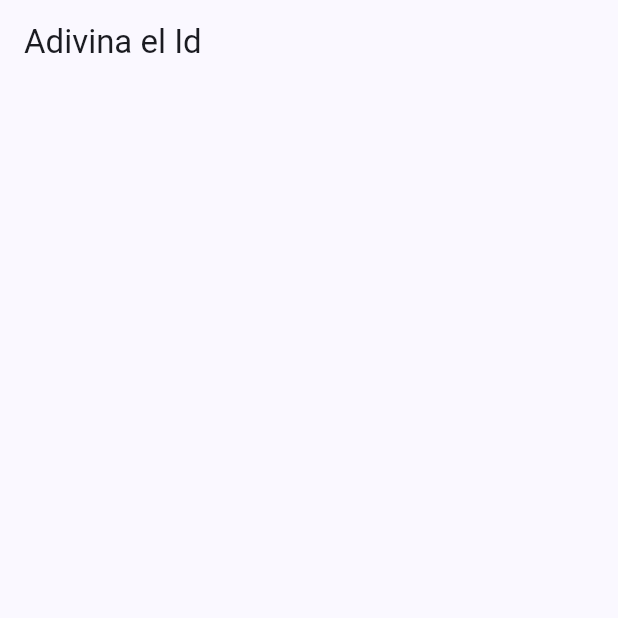
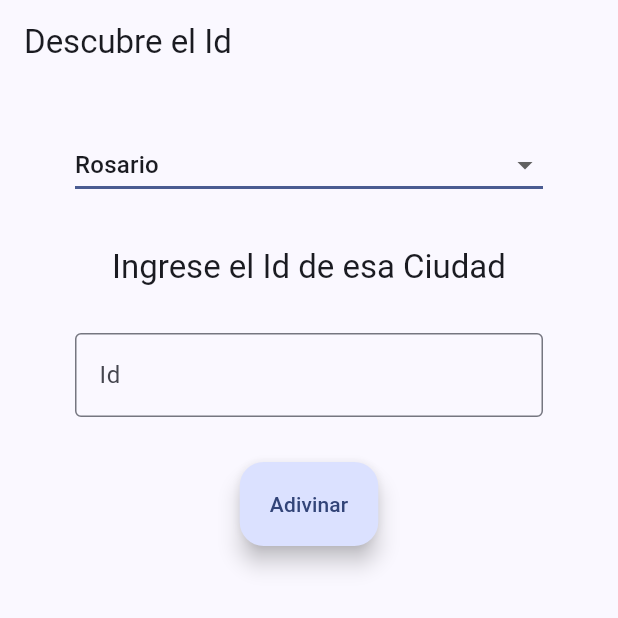
Before and after one commit to Bureau536/guess_id, a Flutter app: the screen it shows after launch, on a phone screen of 412 x 824 dp, the top half of it. Run offline on Flutter 3.47's test engine with Material 3 defaults, Android fonts, the phone set to English and light mode, and no system bars; our stand-ins replace equatable, flutter_bloc, go_router.

Commit message:
Consigna 1

```diff
--- /dev/null
+++ b/devtools_options.yaml
@@ -0,0 +1,3 @@
+description: This file stores settings for Dart & Flutter DevTools.
+documentation: https://docs.flutter.dev/tools/devtools/extensions#configure-extension-enablement-states
+extensions:
--- a/lib/config/router/app_router.dart
+++ b/lib/config/router/app_router.dart
@@ -6,4 +6,8 @@ final appRouter = GoRouter(routes: [
     path: '/',
     builder: (context, state) => const HomeScreen(),
   ),
+  GoRoute(
+    path: '/success',
+    builder: (context, state) => const SuccessScreen(),
+  ),
 ]);
--- /dev/null
+++ b/lib/data/ciudades.dart
@@ -0,0 +1,11 @@
+import 'package:guess_id/models/cities.dart';
+
+const cities = [
+  City(name: 'Rosario', id: 873),
+  City(name: 'Buenos Aires', id: 1954),
+  City(name: 'Tokyo', id: 123),
+  City(name: 'Nueva York', id: 5421),
+  City(name: 'San Pablo', id: 12),
+  City(name: 'Los Angeles', id: 5),
+  City(name: 'Santiago', id: 28),
+];
--- a/lib/main.dart
+++ b/lib/main.dart
@@ -1,6 +1,8 @@
 import 'package:flutter/material.dart';
+import 'package:flutter_bloc/flutter_bloc.dart';
 import 'package:guess_id/config/router/app_router.dart';
 import 'package:guess_id/config/theme/app_theme.dart';
+import 'package:guess_id/presentation/blocs/guess/guess_bloc.dart';
 
 void main() {
   runApp(const MainApp());
@@ -11,10 +13,13 @@ class MainApp extends StatelessWidget {
 
   @override
   Widget build(BuildContext context) {
-    return MaterialApp.router(
-      routerConfig: appRouter,
-      debugShowCheckedModeBanner: false,
-      theme: AppTheme().getTheme(),
+    return BlocProvider(
+      create: (context) => GuessBloc(),
+      child: MaterialApp.router(
+        routerConfig: appRouter,
+        debugShowCheckedModeBanner: false,
+        theme: AppTheme().getTheme(),
+      ),
     );
   }
 }
--- /dev/null
+++ b/lib/presentation/blocs/guess/guess_bloc.dart
@@ -0,0 +1,46 @@
+import 'package:flutter_bloc/flutter_bloc.dart';
+import 'package:equatable/equatable.dart';
+
+part 'guess_event.dart';
+part 'guess_state.dart';
+
+final Map<String, int> cities = {
+  'Rosario': 873,
+  'Buenos Aires': 1954,
+  'Tokyo': 123,
+  'Nueva York': 5421,
+  'San Pablo': 12,
+  'Los Angeles': 5,
+  'Santiago': 28,
+};
+
+class GuessBloc extends Bloc<GuessEvent, GuessState> {
+  GuessBloc()
+      : super(GuessState(
+          selectedCity: cities.keys.first,
+        )) {
+    on<CitySelected>(_onCitySelected);
+    on<GuessSubmitted>(_onGuessSubmitted);
+  }
+
+  void _onCitySelected(CitySelected event, Emitter<GuessState> emit) {
+    emit(state.copyWith(selectedCity: event.city));
+  }
+
+  void _onGuessSubmitted(GuessSubmitted event, Emitter<GuessState> emit) {
+    final correctId = cities[state.selectedCity];
+    final attempts = state.attempts + 1;
+
+    if (event.guessedId == correctId) {
+      emit(state.copyWith(
+        attempts: attempts,
+        success: true,
+      ));
+    } else {
+      emit(state.copyWith(
+        attempts: attempts,
+        success: false,
+      ));
+    }
+  }
+}
--- /dev/null
+++ b/lib/presentation/blocs/guess/guess_event.dart
@@ -0,0 +1,23 @@
+part of 'guess_bloc.dart';
+
+abstract class GuessEvent extends Equatable {
+  const GuessEvent();
+}
+
+class CitySelected extends GuessEvent {
+  final String city;
+
+  const CitySelected(this.city);
+
+  @override
+  List<Object> get props => [city];
+}
+
+class GuessSubmitted extends GuessEvent {
+  final int guessedId;
+
+  const GuessSubmitted(this.guessedId);
+
+  @override
+  List<Object> get props => [guessedId];
+}
--- /dev/null
+++ b/lib/presentation/blocs/guess/guess_state.dart
@@ -0,0 +1,30 @@
+part of 'guess_bloc.dart';
+
+class GuessState extends Equatable {
+  final String selectedCity;
+  final int attempts;
+  final int guessedId;
+  final bool success;
+
+  const GuessState({
+    required this.selectedCity,
+    this.attempts = 0,
+    this.guessedId = 0,
+    this.success = false,
+  });
+
+  GuessState copyWith({
+    String? selectedCity,
+    int? attempts,
+    int? guessedId,
+    bool? success,
+  }) =>
+      GuessState(
+          selectedCity: selectedCity ?? this.selectedCity,
+          attempts: attempts ?? this.attempts,
+          guessedId: guessedId ?? this.guessedId,
+          success: success ?? this.success);
+
+  @override
+  List<Object> get props => [selectedCity, attempts, guessedId, success];
+}
--- a/lib/presentation/screens/home_screen.dart
+++ b/lib/presentation/screens/home_screen.dart
@@ -1,13 +1,67 @@
 import 'package:flutter/material.dart';
+import 'package:flutter_bloc/flutter_bloc.dart';
+import 'package:go_router/go_router.dart';
+import 'package:guess_id/presentation/widgets/dropdown.dart';
+import 'package:guess_id/presentation/blocs/guess/guess_bloc.dart';
+import 'package:guess_id/presentation/widgets/id_form.dart';
 
 class HomeScreen extends StatelessWidget {
   const HomeScreen({super.key});
+
+  void onSelected(BuildContext context, String city) {
+    context.read<GuessBloc>().add(CitySelected(city));
+  }
+
+  void onGuessSubmitted(BuildContext context, int guessedId) {
+    context.read<GuessBloc>().add(GuessSubmitted(guessedId));
+  }
 
   @override
   Widget build(BuildContext context) {
     return Scaffold(
       appBar: AppBar(
-        title: const Text('Adivina el Id'),
+        title: const Text('Descubre el Id'),
+      ),
+      body: BlocConsumer<GuessBloc, GuessState>(
+        listener: (context, state) {
+          if (state.success) {
+            GoRouter.of(context).push('/success');
+          }
+        },
+        builder: (context, state) {
+          return SingleChildScrollView(
+            child: Padding(
+              padding: const EdgeInsets.symmetric(horizontal: 50, vertical: 30),
+              child: Column(
+                mainAxisAlignment: MainAxisAlignment.start,
+                children: [
+                  Dropdown(
+                    selectedItem: state.selectedCity,
+                    items: cities,
+                    onSelected: (value) => onSelected(context, value!),
+                  ),
+                  const SizedBox(height: 30),
+                  Text(
+                    'Ingrese el Id de esa Ciudad',
+                    style: Theme.of(context).textTheme.titleLarge,
+                  ),
+                  const SizedBox(height: 30),
+                  IdForm(
+                    onGuessSubmitted: (guessedId) =>
+                        onGuessSubmitted(context, guessedId),
+                  ),
+                  const SizedBox(height: 30),
+                  if (state.attempts >= 1)
+                    Text(
+                      "Id Ingresado Incorrecto.\n Ya ha intentado: ${state.attempts} ${state.attempts == 1 ? 'vez' : 'veces'}",
+                      textAlign: TextAlign.center,
+                      style: Theme.of(context).textTheme.bodyLarge,
+                    ),
+                ],
+              ),
+            ),
+          );
+        },
       ),
     );
   }
--- a/lib/presentation/screens/screens.dart
+++ b/lib/presentation/screens/screens.dart
@@ -1 +1,2 @@
 export 'home_screen.dart';
+export 'success_screen.dart';
--- /dev/null
+++ b/lib/presentation/widgets/dropdown.dart
@@ -0,0 +1,33 @@
+import 'package:flutter/material.dart';
+
+class Dropdown extends StatelessWidget {
+  final String selectedItem;
+  final Map<String, int> items;
+  final ValueChanged<String?> onSelected;
+
+  const Dropdown({
+    super.key,
+    required this.selectedItem,
+    required this.items,
+    required this.onSelected,
+  });
+
+  @override
+  Widget build(BuildContext context) {
+    return DropdownButton(
+      value: selectedItem,
+      items: items.keys.map((item) {
+        return DropdownMenuItem(
+          value: item,
+          child: Text(item),
+        );
+      }).toList(),
+      onChanged: onSelected,
+      isExpanded: true,
+      underline: Container(
+        height: 2,
+        color: Theme.of(context).colorScheme.primary,
+      ),
+    );
+  }
+}
--- /dev/null
+++ b/lib/presentation/widgets/id_form.dart
@@ -0,0 +1,67 @@
+import 'package:flutter/material.dart';
+import 'package:flutter/services.dart';
+
+typedef OnFormSubmitted = void Function(int guessedId);
+
+class IdForm extends StatefulWidget {
+  final OnFormSubmitted onGuessSubmitted;
+
+  const IdForm({
+    super.key,
+    required this.onGuessSubmitted,
+  });
+
+  @override
+  State<IdForm> createState() => _IdFormState();
+}
+
+class _IdFormState extends State<IdForm> {
+  final _formKey = GlobalKey<FormState>();
+  int guessedId = 0;
+
+  void _saveValue() {
+    if (_formKey.currentState!.validate()) {
+      _formKey.currentState!.save();
+      _formKey.currentState!.reset();
+      widget.onGuessSubmitted(guessedId);
+    }
+  }
+
+  @override
+  Widget build(BuildContext context) {
+    return Form(
+      key: _formKey,
+      child: Column(
+        children: [
+          TextFormField(
+            inputFormatters: <TextInputFormatter>[
+              FilteringTextInputFormatter.digitsOnly,
+              LengthLimitingTextInputFormatter(4)
+            ],
+            decoration: const InputDecoration(
+              border: OutlineInputBorder(),
+              labelText: 'Id',
+            ),
+            keyboardType: TextInputType.number,
+            validator: (value) {
+              if (value == null) {
+                return 'Debe ingresar un número de 1 a 4 dígitos';
+              }
+              final intValue = int.tryParse(value);
+              if (intValue == null || intValue > 9999 || intValue < 1) {
+                return 'Debe ingresar un número de 1 a 4 dígitos';
+              }
+              return null;
+            },
+            onSaved: (value) => guessedId = int.parse(value!),
+          ),
+          const SizedBox(height: 30),
+          FloatingActionButton.extended(
+            onPressed: _saveValue,
+            label: const Text('Adivinar'),
+          ),
+        ],
+      ),
+    );
+  }
+}
--- a/pubspec.yaml
+++ b/pubspec.yaml
@@ -7,6 +7,7 @@ environment:
   sdk: ^3.5.3
 
 dependencies:
+  equatable: ^2.0.5
   flutter:
     sdk: flutter
   flutter_bloc: ^8.1.6
```
Also changed, not shown: lib/models/cities.dart (added, +9 -0 lines), lib/presentation/screens/success_screen.dart (added, +40 -0 lines).
